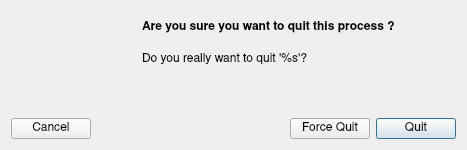
Above: Utilities/Processes.app/Resources/dialog_kill_process.ui from helloSystem/Utilities before the change. Below: the same form after it.
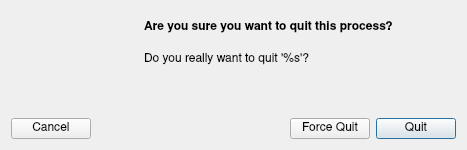
That is the form after the change. Icons and pictures are not drawn.

Commit message: No space before '?'

Diff of the .ui file:
```diff
--- a/Utilities/Processes.app/Resources/dialog_kill_process.ui
+++ b/Utilities/Processes.app/Resources/dialog_kill_process.ui
@@ -117,7 +117,7 @@
                                               </string>
            </property>
            <property name="text">
-            <string>Are you sure you want to quit this process ?</string>
+            <string>Are you sure you want to quit this process?</string>
            </property>
           </widget>
          </item>
```
